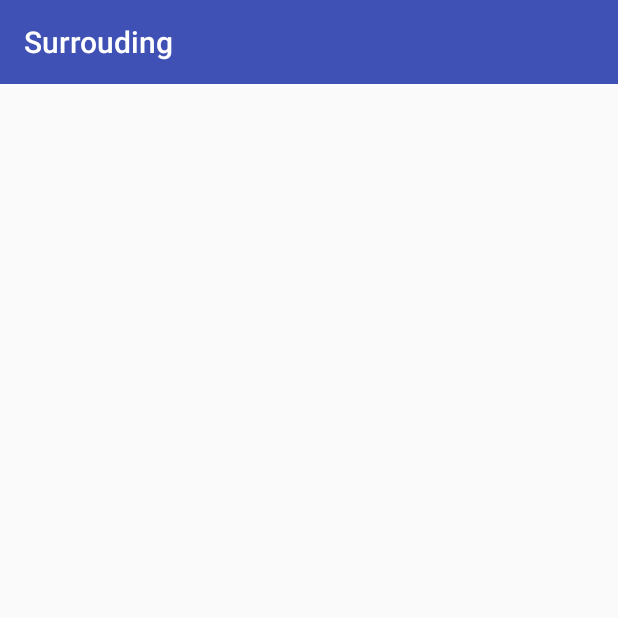
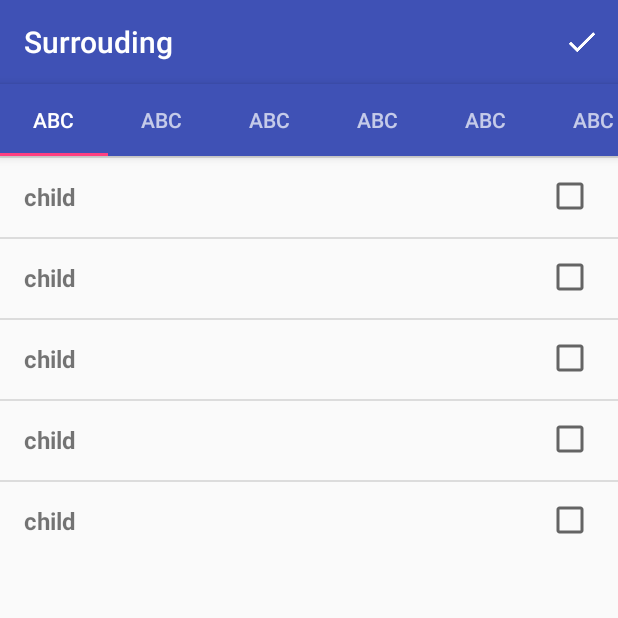
Before and after one commit to uethackathon/uethackathon2015_team4, an Android app: the ChooseCategory screen opened directly, with no data from a screen before it, on a phone screen of 412 x 824 dp, the top half of it. Run offline under Robolectric (Android 15) with nearby library versions, the phone set to English and light mode, and no system bars; our stand-ins replace CircleImageView.

Commit message:
Add choose categories activity

```diff
--- /dev/null
+++ b/AndroidSurrouding/Surrouding/app/src/main/java/com/thangtv/surrounding/adapter/CategoryChildAdapter.java
@@ -0,0 +1,107 @@
+package com.thangtv.surrounding.adapter;
+
+import android.content.Context;
+import android.content.Intent;
+import android.graphics.Bitmap;
+import android.graphics.BitmapFactory;
+import android.media.MediaRouter;
+import android.support.v7.widget.RecyclerView;
+import android.util.Log;
+import android.view.LayoutInflater;
+import android.view.View;
+import android.view.ViewGroup;
+import android.widget.Button;
+import android.widget.CheckBox;
+import android.widget.CompoundButton;
+import android.widget.TextView;
+import android.widget.Toast;
+
+import com.thangtv.surrounding.R;
+import com.thangtv.surrounding.common.Var;
+import com.thangtv.surrounding.model.CategoryChild;
+import com.thangtv.surrounding.model.CategoryParent;
+import com.thangtv.surrounding.ui.fragment.CategoriesListFragment;
+
+import java.util.ArrayList;
+import java.util.Calendar;
+import java.util.List;
+
+import de.hdodenhof.circleimageview.CircleImageView;
+
+public class CategoryChildAdapter extends RecyclerView.Adapter<RecyclerView.ViewHolder> {
+
+    private List<CategoryChild> list;
+    private Context context;
+    private int currentPosition;
+
+    public CategoryChildAdapter(Context context, List<CategoryChild> list) {
+        this.list = list;
+        this.context = context;
+    }
+
+    @Override
+    public RecyclerView.ViewHolder onCreateViewHolder(ViewGroup parent, int viewType) {
+        LayoutInflater inflater = LayoutInflater.from(parent.getContext());
+        View itemView = inflater.inflate(R.layout.item_recycler_category, parent, false);
+        return new CategoryChildViewHolder(itemView);
+    }
+
+    @Override
+    public void onBindViewHolder(RecyclerView.ViewHolder viewHolder, int position) {
+        final CategoryChildViewHolder holder = (CategoryChildViewHolder) viewHolder;
+        currentPosition = position;
+        holder.title.setText(list.get(position).getTitle());
+        if (Var.selectedCategoryIDs==null) {
+            Var.selectedCategoryIDs = new ArrayList<>();
+        }
+        for (int i = 0; i < Var.selectedCategoryIDs.size(); i++) {
+            if (Var.selectedCategoryIDs.get(i) == (list.get(position).getId())) {
+                holder.checkBox.setChecked(true);
+            } else {
+                holder.checkBox.setChecked(false);
+            }
+        }
+    }
+
+
+    @Override
+    public int getItemCount() {
+        return list.size();
+    }
+
+    public void swapData(List<CategoryChild> list) {
+        this.list.clear();
+        this.list.addAll(list);
+        notifyDataSetChanged();
+    }
+
+    public class CategoryChildViewHolder extends RecyclerView.ViewHolder {
+        private TextView title;
+        private CheckBox checkBox;
+
+        public CategoryChildViewHolder(final View parent) {
+            super(parent);
+
+            checkBox = (CheckBox) parent.findViewById(R.id.check_box);
+            title = (TextView) parent.findViewById(R.id.category_title);
+
+            checkBox.setOnCheckedChangeListener(new CompoundButton.OnCheckedChangeListener() {
+                @Override
+                public void onCheckedChanged(CompoundButton buttonView, boolean isChecked) {
+                    if (isChecked) {
+                        Var.selectedCategoryIDs.add(list.get(currentPosition).getId());
+                    } else {
+                        for (int i = 0; i < Var.selectedCategoryIDs.size(); i++) {
+                            if (Var.selectedCategoryIDs.get(i) == list.get(currentPosition).getId()) {
+                                Var.selectedCategoryIDs.remove(i);
+                            }
+                        }
+                    }
+                }
+            });
+
+        }
+
+
+    }
+}
--- a/AndroidSurrouding/Surrouding/app/src/main/java/com/thangtv/surrounding/model/CategoryParent.java
+++ b/AndroidSurrouding/Surrouding/app/src/main/java/com/thangtv/surrounding/model/CategoryParent.java
@@ -1,31 +1,36 @@
 package com.thangtv.surrounding.model;
 
-import com.bignerdranch.expandablerecyclerview.Model.ParentObject;
-
+import java.util.ArrayList;
 import java.util.List;
 
-/**
- * Created by uendno on 17/11/2015.
- */
-public class CategoryParent implements ParentObject {
 
-    private List<Object> mChildrenList;
+public class CategoryParent {
     private String title;
-    @Override
-    public List<Object> getChildObjectList() {
-        return mChildrenList;
+    private List<CategoryChild> categoryChildList;
+
+    public CategoryParent() {
+        title = null;
+        categoryChildList = new ArrayList<>();
+    }
+
+    public CategoryParent(String title, List<CategoryChild> categoryChildList) {
+        this.title = title;
+        this.categoryChildList = categoryChildList;
     }
 
     public String getTitle() {
         return title;
     }
 
-    @Override
-    public void setChildObjectList(List<Object> list) {
-        mChildrenList = list;
-    }
-
     public void setTitle(String title) {
         this.title = title;
     }
+
+    public List<CategoryChild> getCategoryChildList() {
+        return categoryChildList;
+    }
+
+    public void setCategoryChildList(List<CategoryChild> categoryChildList) {
+        this.categoryChildList = categoryChildList;
+    }
 }
--- a/AndroidSurrouding/Surrouding/app/src/main/java/com/thangtv/surrounding/ui/activity/ChooseCategory.java
+++ b/AndroidSurrouding/Surrouding/app/src/main/java/com/thangtv/surrounding/ui/activity/ChooseCategory.java
@@ -1,26 +1,40 @@
 package com.thangtv.surrounding.ui.activity;
 
+import android.support.design.widget.TabLayout;
+import android.support.v4.app.Fragment;
+import android.support.v4.view.ViewPager;
 import android.support.v7.app.AppCompatActivity;
 import android.os.Bundle;
-import android.support.v7.widget.LinearLayoutManager;
-import android.support.v7.widget.RecyclerView;
 import android.support.v7.widget.Toolbar;
+import android.util.Log;
+import android.view.Menu;
+import android.view.MenuInflater;
+import android.view.MenuItem;
+import android.view.View;
+import android.widget.EditText;
 
-import com.bignerdranch.expandablerecyclerview.Model.ParentObject;
 import com.thangtv.surrounding.R;
-import com.thangtv.surrounding.adapter.CategoryExpandableAdapter;
+import com.thangtv.surrounding.adapter.ViewPagerAdapter;
+import com.thangtv.surrounding.adapter.ViewPagerAdapterIconOnly;
 import com.thangtv.surrounding.model.CategoryChild;
 import com.thangtv.surrounding.model.CategoryParent;
+import com.thangtv.surrounding.ui.fragment.CategoriesListFragment;
+import com.thangtv.surrounding.ui.fragment.FeedFragment;
 
 import java.util.ArrayList;
-import java.util.Date;
 import java.util.List;
 
 public class ChooseCategory extends AppCompatActivity {
 
-    private RecyclerView recyclerView;
-    private Toolbar toolbar;
-    private List<ParentObject> categoryParents;
+
+    private android.support.v7.widget.Toolbar toolbar;
+    private TabLayout tabLayout;
+    private ViewPager viewPager;
+    public List<CategoryParent> categoryParentList;
+    public List<CategoryChild> result;
+    public static android.support.v4.app.FragmentManager fragmentManager;
+    private List<CategoriesListFragment> fragments;
+
     @Override
     protected void onCreate(Bundle savedInstanceState) {
         super.onCreate(savedInstanceState);
@@ -30,28 +44,59 @@ public class ChooseCategory extends AppCompatActivity {
         toolbar = (Toolbar) findViewById(R.id.toolbar);
         setSupportActionBar(toolbar);
 
-        //set up fake data
-        categoryParents = new ArrayList<>();
+
+        //feed data
+        categoryParentList = new ArrayList<>();
         for (int i = 0; i < 20; i++) {
             CategoryParent categoryParent = new CategoryParent();
-            List<Object> categoryChilds = new ArrayList<>();
+            categoryParent.setTitle("Parent");
             for (int j = 0; j < 5; j++) {
-                CategoryChild categoryChild;
-                categoryChild = new CategoryChild("child");
-                categoryChilds.add(categoryChild);
+                categoryParent.getCategoryChildList().add(new CategoryChild("child"));
             }
-            categoryParent.setChildObjectList(categoryChilds);
-            categoryParent.setTitle("Fucking Idiot");
-            categoryParents.add(categoryParent);
+            categoryParentList.add(categoryParent);
         }
 
-        //set up recycler view
-        recyclerView = (RecyclerView) findViewById(R.id.category_list);
-        recyclerView.setLayoutManager(new LinearLayoutManager(this));
+        //set up viewpager
+        viewPager = (ViewPager) findViewById(R.id.viewpager);
+        ViewPagerAdapter adapter = new ViewPagerAdapter(getSupportFragmentManager());
 
-        CategoryExpandableAdapter adapter = new CategoryExpandableAdapter(this, categoryParents);
-        adapter.setCustomParentAnimationViewId(R.id.parent_expand_arrow);
-        adapter.setParentAndIconExpandOnClick(true);
-        recyclerView.setAdapter(adapter);
+        fragments = new ArrayList<>();
+        for (int i = 0; i < categoryParentList.size(); i++) {
+            CategoriesListFragment fragment = CategoriesListFragment.newInstance(i);
+            fragments.add(fragment);
+            adapter.addFragment(fragment, "ABC");
+        }
+
+        viewPager.setAdapter(adapter);
+
+        //set up tab layout
+        tabLayout = (TabLayout) findViewById(R.id.tabs);
+        tabLayout.setupWithViewPager(viewPager);
+
+
     }
+
+    private void setupViewPager(ViewPager viewPager) {
+
+    }
+
+    @Override
+    public boolean onCreateOptionsMenu(Menu menu) {
+        MenuInflater inflater = getMenuInflater();
+        inflater.inflate(R.menu.menu_choose_category, menu);
+        return true;
+    }
+
+    @Override
+    public boolean onOptionsItemSelected(MenuItem item) {
+        switch (item.getItemId()) {
+            case R.id.done:
+
+                return true;
+            default:
+                return super.onOptionsItemSelected(item);
+        }
+
+    }
+
 }
--- /dev/null
+++ b/AndroidSurrouding/Surrouding/app/src/main/java/com/thangtv/surrounding/ui/fragment/CategoriesListFragment.java
@@ -0,0 +1,64 @@
+package com.thangtv.surrounding.ui.fragment;
+
+
+import android.os.Bundle;
+import android.app.Fragment;
+import android.support.annotation.Nullable;
+import android.support.v7.widget.LinearLayoutManager;
+import android.support.v7.widget.RecyclerView;
+import android.util.Log;
+import android.view.LayoutInflater;
+import android.view.View;
+import android.view.ViewGroup;
+
+import com.thangtv.surrounding.R;
+import com.thangtv.surrounding.adapter.CategoryChildAdapter;
+import com.thangtv.surrounding.model.CategoryChild;
+import com.thangtv.surrounding.model.CategoryParent;
+import com.thangtv.surrounding.ui.activity.ChooseCategory;
+
+import java.util.ArrayList;
+import java.util.List;
+
+/**
+ * A simple {@link Fragment} subclass.
+ */
+public class CategoriesListFragment extends android.support.v4.app.Fragment {
+
+    RecyclerView recyclerView;
+    List<CategoryChild> categoryChildList;
+    public CategoryChildAdapter adapter;
+
+    public static CategoriesListFragment newInstance(int index) {
+        CategoriesListFragment f = new CategoriesListFragment();
+        // Supply index input as an argument.
+        Bundle args = new Bundle();
+        args.putInt("index", index);
+        f.setArguments(args);
+        return f;
+    }
+    @Nullable
+    @Override
+    public View onCreateView(LayoutInflater inflater, ViewGroup container, Bundle savedInstanceState) {
+        View v = inflater.inflate(R.layout.fragment_categories_list, container,
+                false);
+        Log.d("TEST_FRAGMENT","ok");
+        recyclerView = (RecyclerView) v.findViewById(R.id.category_recycle_view);
+        recyclerView.setLayoutManager(new LinearLayoutManager(getActivity()));
+
+        Bundle args = getArguments();
+        int index = args.getInt("index", 0);
+
+        categoryChildList = ((ChooseCategory) getActivity()).categoryParentList.get(index).getCategoryChildList();
+        adapter = new CategoryChildAdapter(getActivity(), categoryChildList);
+        recyclerView.setAdapter(adapter);
+        return v;
+
+    }
+
+    @Override
+    public void onActivityCreated(@Nullable Bundle savedInstanceState) {
+        super.onActivityCreated(savedInstanceState);
+
+    }
+}
--- a/AndroidSurrouding/Surrouding/app/src/main/res/layout/activity_choose_category.xml
+++ b/AndroidSurrouding/Surrouding/app/src/main/res/layout/activity_choose_category.xml
@@ -1,5 +1,6 @@
 <?xml version="1.0" encoding="utf-8"?>
 <LinearLayout xmlns:android="http://schemas.android.com/apk/res/android"
+    xmlns:app="http://schemas.android.com/apk/res-auto"
     xmlns:tools="http://schemas.android.com/tools"
     android:layout_width="match_parent"
     android:layout_height="match_parent"
@@ -8,10 +9,22 @@
 
     <include layout="@layout/toolbar" />
 
-    <android.support.v7.widget.RecyclerView
-        android:id="@+id/category_list"
+    <android.support.design.widget.AppBarLayout
         android:layout_width="match_parent"
         android:layout_height="wrap_content">
 
-    </android.support.v7.widget.RecyclerView>
+
+        <android.support.design.widget.TabLayout
+            android:id="@+id/tabs"
+            android:layout_width="match_parent"
+            android:layout_height="wrap_content"
+            android:theme="@style/ThemeOverlay.AppCompat.Dark.ActionBar"
+            app:tabGravity="fill"
+            app:tabMode="scrollable" />
+    </android.support.design.widget.AppBarLayout>
+
+    <android.support.v4.view.ViewPager
+        android:id="@+id/viewpager"
+        android:layout_width="match_parent"
+        android:layout_height="match_parent" />
 </LinearLayout>
--- /dev/null
+++ b/AndroidSurrouding/Surrouding/app/src/main/res/layout/fragment_categories_list.xml
@@ -0,0 +1,14 @@
+<FrameLayout xmlns:android="http://schemas.android.com/apk/res/android"
+    xmlns:tools="http://schemas.android.com/tools"
+    android:layout_width="match_parent"
+    android:layout_height="match_parent"
+    tools:context="com.thangtv.surrounding.ui.fragment.CategoriesListFragment">
+
+    <!-- TODO: Update blank fragment layout -->
+
+    <android.support.v7.widget.RecyclerView
+        android:id="@+id/category_recycle_view"
+        android:layout_width="match_parent"
+        android:layout_height="wrap_content" />
+
+</FrameLayout>
--- a/AndroidSurrouding/Surrouding/app/src/main/res/layout/item_recycler_category_child.xml
+++ b/AndroidSurrouding/Surrouding/app/src/main/res/layout/item_recycler_category.xml
@@ -1,23 +1,26 @@
-<?xml version="1.0" encoding="utf-8"?>
 <RelativeLayout xmlns:android="http://schemas.android.com/apk/res/android"
     android:layout_width="match_parent"
     android:layout_height="wrap_content">
 
+    <include layout="@layout/divider2" />
+
 
     <TextView
-        android:id="@+id/child_category"
+        android:id="@+id/category_title"
         android:layout_width="wrap_content"
         android:layout_height="wrap_content"
-        android:padding="8dp"
-        android:layout_marginLeft="24dp"
-        android:text="Crime Date" />
+        android:padding="16dp"
+        android:text="Parent Catefory"
+        android:textStyle="bold" />
+
 
     <CheckBox
-        android:id="@+id/checkbox"
         android:layout_width="wrap_content"
         android:layout_height="wrap_content"
+        android:layout_alignParentEnd="true"
+        android:id="@+id/check_box"
         android:layout_alignParentRight="true"
-        android:layout_marginRight="8dp"
-        />
+        android:layout_centerVertical="true"
+        android:layout_marginRight="16dp" />
 
 </RelativeLayout>
--- /dev/null
+++ b/AndroidSurrouding/Surrouding/app/src/main/res/menu/menu_choose_category.xml
@@ -0,0 +1,9 @@
+<?xml version="1.0" encoding="utf-8"?>
+<menu xmlns:android="http://schemas.android.com/apk/res/android"
+    xmlns:app="http://schemas.android.com/apk/res-auto">
+    <item
+        android:id="@+id/done"
+        android:icon="@drawable/ic_done_white_24dp"
+        android:title="done"
+        app:showAsAction="always"/>
+</menu>
```
Also changed, not shown: AndroidSurrouding/Surrouding/app/src/main/java/com/thangtv/surrounding/adapter/CategoryExpandableAdapter.java (deleted, +0 -95 lines), AndroidSurrouding/Surrouding/app/src/main/java/com/thangtv/surrounding/common/Var.java (+6 -3 lines), AndroidSurrouding/Surrouding/app/src/main/java/com/thangtv/surrounding/model/CategoryChild.java (+15 -13 lines), AndroidSurrouding/Surrouding/app/src/main/res/layout/item_recycler_category_parent.xml (deleted, +0 -30 lines).
